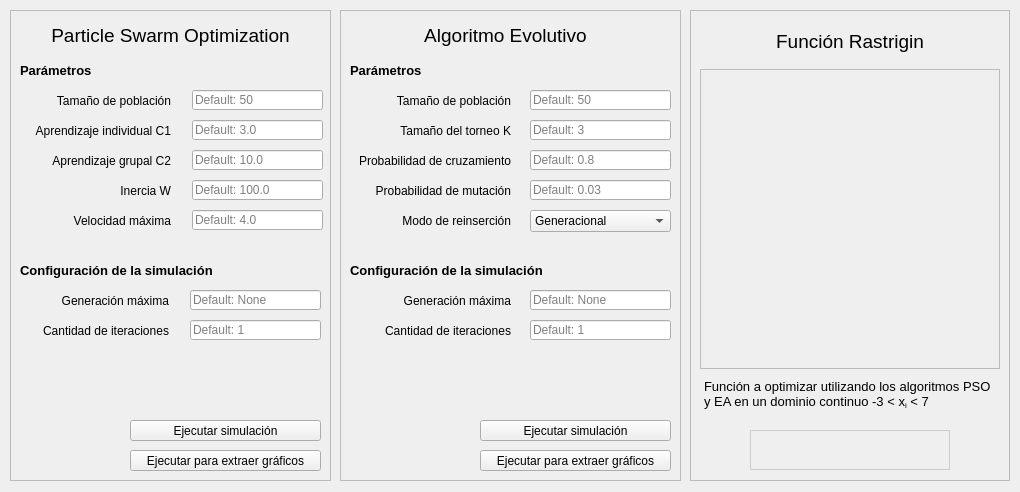
Old version of the form python/ui/qt_interfaz.ui in the repository shyupss/INFO257-PSO-EA.
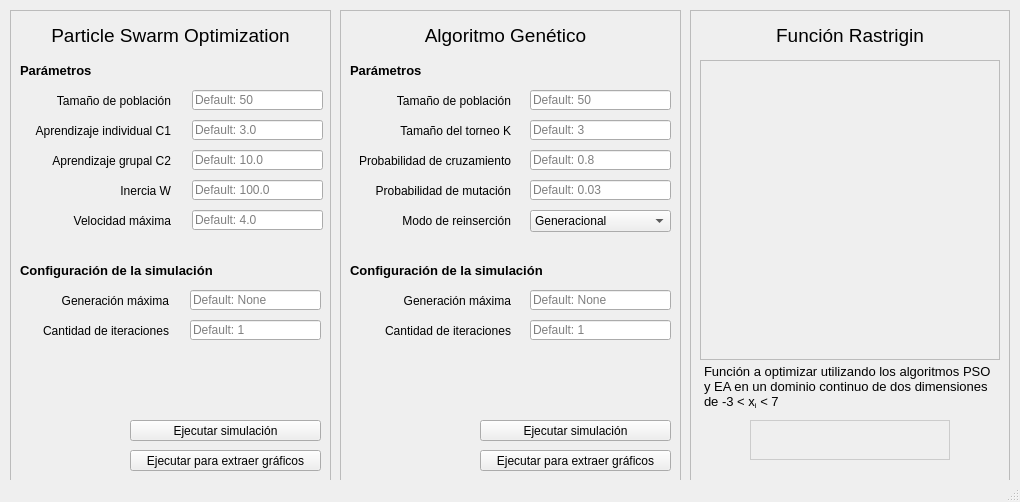
New version of the form. Icons and pictures are not drawn.

Commit message: generación de gráficos con interfaz PyQt

The edit to the form file:
```diff
--- a/python/ui/qt_interfaz.ui
+++ b/python/ui/qt_interfaz.ui
@@ -7,12 +7,19 @@
     <x>0</x>
     <y>0</y>
     <width>1020</width>
-    <height>492</height>
+    <height>502</height>
    </rect>
   </property>
   <property name="windowTitle">
    <string>Maximizador función rastrigin</string>
   </property>
+  <property name="styleSheet">
+   <string notr="true">QStatusBar {
+	background: transparent;
+	font: 75 italic 9pt &quot;Arial&quot;;
+	color: rgb(98, 195, 0);
+}</string>
+  </property>
   <widget class="QWidget" name="centralwidget">
    <widget class="QFrame" name="frame">
     <property name="geometry">
@@ -477,7 +484,7 @@
 }</string>
      </property>
      <property name="text">
-      <string>Algoritmo Evolutivo</string>
+      <string>Algoritmo Genético</string>
      </property>
      <property name="alignment">
       <set>Qt::AlignCenter</set>
@@ -888,9 +895,15 @@
     <property name="frameShadow">
      <enum>QFrame::Raised</enum>
     </property>
-    <layout class="QVBoxLayout" name="verticalLayout">
-     <item>
       <widget class="QLabel" name="label_4">
+     <property name="geometry">
+      <rect>
+       <x>10</x>
+       <y>10</y>
+       <width>300</width>
+       <height>31</height>
+      </rect>
+     </property>
        <property name="maximumSize">
         <size>
          <width>300</width>
@@ -915,9 +928,15 @@
         <set>Qt::AlignCenter</set>
        </property>
       </widget>
-     </item>
-     <item>
       <widget class="QLabel" name="label_3">
+     <property name="geometry">
+      <rect>
+       <x>10</x>
+       <y>50</y>
+       <width>300</width>
+       <height>300</height>
+      </rect>
+     </property>
        <property name="minimumSize">
         <size>
          <width>300</width>
@@ -940,13 +959,19 @@
         <bool>true</bool>
        </property>
       </widget>
-     </item>
-     <item>
       <widget class="QTextBrowser" name="textBrowser">
+     <property name="geometry">
+      <rect>
+       <x>10</x>
+       <y>350</y>
+       <width>300</width>
+       <height>61</height>
+      </rect>
+     </property>
        <property name="maximumSize">
         <size>
          <width>16777215</width>
-         <height>40</height>
+       <height>16777215</height>
         </size>
        </property>
        <property name="font">
@@ -966,32 +991,18 @@
 &lt;html&gt;&lt;head&gt;&lt;meta name=&quot;qrichtext&quot; content=&quot;1&quot; /&gt;&lt;style type=&quot;text/css&quot;&gt;
 p, li { white-space: pre-wrap; }
 &lt;/style&gt;&lt;/head&gt;&lt;body style=&quot; font-family:'Arial'; font-size:10pt; font-weight:400; font-style:normal;&quot;&gt;
-&lt;p style=&quot; margin-top:0px; margin-bottom:0px; margin-left:0px; margin-right:0px; -qt-block-indent:0; text-indent:0px;&quot;&gt;&lt;span style=&quot; font-family:'MS Shell Dlg 2';&quot;&gt;Función a optimizar utilizando los algoritmos PSO y EA en un dominio continuo -3 &amp;lt; x&lt;/span&gt;&lt;span style=&quot; font-family:'MS Shell Dlg 2'; vertical-align:sub;&quot;&gt;i&lt;/span&gt;&lt;span style=&quot; font-family:'MS Shell Dlg 2';&quot;&gt; &amp;lt; 7&lt;/span&gt;&lt;/p&gt;&lt;/body&gt;&lt;/html&gt;</string>
-       </property>
-      </widget>
-     </item>
-     <item>
-      <widget class="QFrame" name="frame_4">
-       <property name="maximumSize">
-        <size>
-         <width>16777215</width>
-         <height>50</height>
-        </size>
-       </property>
-       <property name="styleSheet">
-        <string notr="true">QFrame {
-	border: none;
-}</string>
-       </property>
-       <property name="frameShape">
-        <enum>QFrame::StyledPanel</enum>
-       </property>
-       <property name="frameShadow">
-        <enum>QFrame::Raised</enum>
-       </property>
-       <layout class="QHBoxLayout" name="horizontalLayout">
-        <item>
+&lt;p style=&quot; margin-top:0px; margin-bottom:0px; margin-left:0px; margin-right:0px; -qt-block-indent:0; text-indent:0px;&quot;&gt;&lt;span style=&quot; font-family:'MS Shell Dlg 2';&quot;&gt;Función a optimizar utilizando los algoritmos PSO y EA en un dominio continuo de dos dimensiones de -3 &amp;lt; x&lt;/span&gt;&lt;span style=&quot; font-family:'MS Shell Dlg 2'; vertical-align:sub;&quot;&gt;i&lt;/span&gt;&lt;span style=&quot; font-family:'MS Shell Dlg 2';&quot;&gt; &amp;lt; 7&lt;/span&gt;&lt;/p&gt;&lt;/body&gt;&lt;/html&gt;</string>
+     </property>
+    </widget>
          <widget class="QLabel" name="label_5">
+     <property name="geometry">
+      <rect>
+       <x>60</x>
+       <y>410</y>
+       <width>200</width>
+       <height>40</height>
+      </rect>
+     </property>
           <property name="minimumSize">
            <size>
             <width>0</width>
@@ -1019,13 +1030,9 @@
            <bool>true</bool>
           </property>
          </widget>
-        </item>
-       </layout>
-      </widget>
-     </item>
-    </layout>
-   </widget>
-  </widget>
+   </widget>
+  </widget>
+  <widget class="QStatusBar" name="statusBar"/>
  </widget>
  <resources/>
  <connections/>
```
Lines whose indentation alone changed are shown as unchanged. The commit also changes 8 other files.
